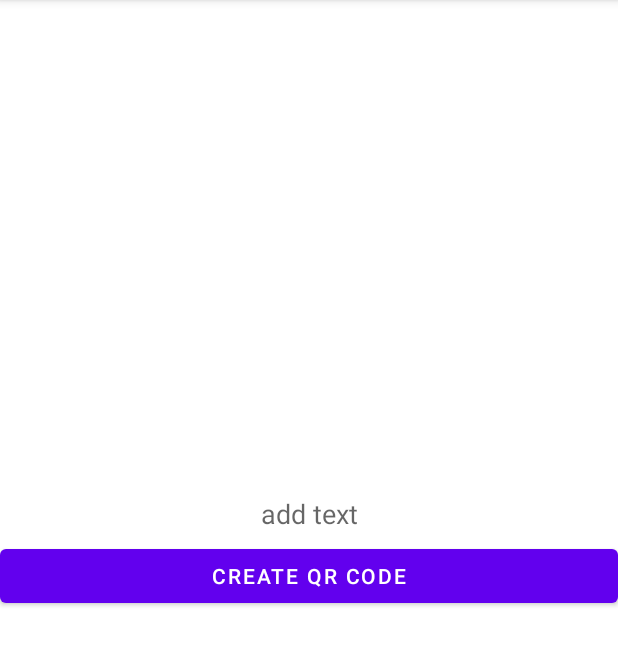
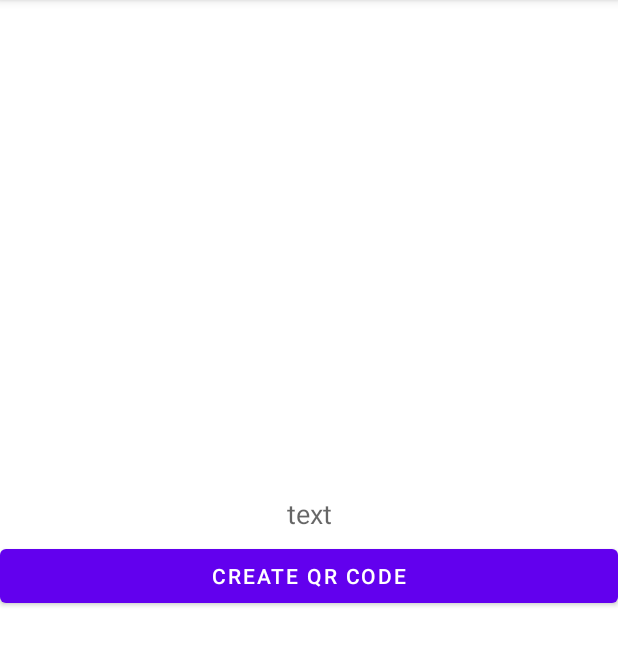
Before and after one commit to Laplacekmk/AndroidQR_java, an Android app: the screen it shows after launch (MainActivity), on a phone screen of 412 x 824 dp, the part 84-749 px from its top. Run offline under Robolectric (Android 15) with nearby library versions, the phone set to English and light mode, and no system bars; libraries missing offline, so code that uses them is left out: com.journeyapps.barcodescanner, org.opencv.android.

Commit message:
first commit

```diff
--- a/app/src/main/res/values/strings.xml
+++ b/app/src/main/res/values/strings.xml
@@ -1,4 +1,4 @@
 <resources>
     <string name="app_name">AndroidQR_java</string>
-    <string name="hint">add text</string>
+    <string name="hint">text</string>
 </resources>
```
